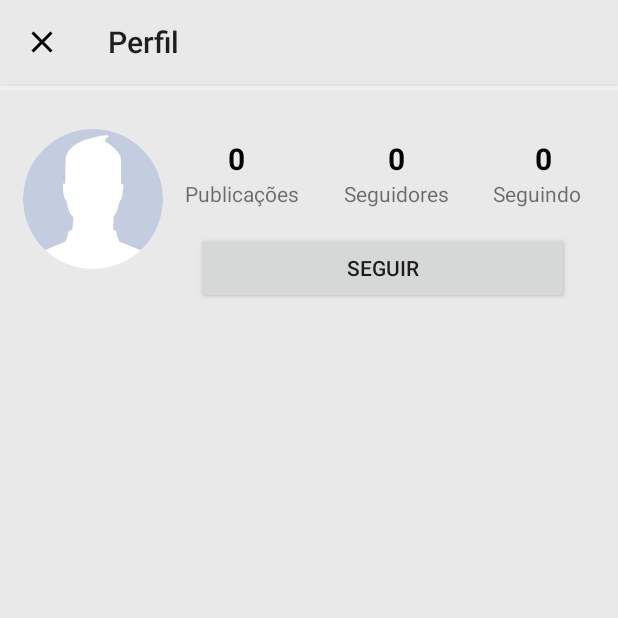
After one commit to zNyller/App-Instagram-clone, an Android app: the PerfilAmigoActivity screen opened directly, with no data from a screen before it, on a phone screen of 412 x 824 dp, the top half of it. The commit adds this screen. Run offline under Robolectric (Android 15) with nearby library versions, the phone set to English and light mode, and no system bars; our stand-ins replace CircleImageView, Firebase (no records; nobody signed in at launch, a user with empty details on screens opened directly); 2 statements that could not run were skipped.

```diff
--- /dev/null
+++ b/app/src/main/java/com/example/instagram/activity/PerfilAmigoActivity.java
@@ -0,0 +1,120 @@
+package com.example.instagram.activity;
+
+import androidx.annotation.NonNull;
+import androidx.appcompat.app.AppCompatActivity;
+import androidx.appcompat.widget.Toolbar;
+
+import android.net.Uri;
+import android.os.Bundle;
+import android.widget.Button;
+import android.widget.TextView;
+
+import com.bumptech.glide.Glide;
+import com.example.instagram.R;
+import com.example.instagram.helper.ConfigFirebase;
+import com.example.instagram.model.Usuario;
+import com.google.firebase.database.DataSnapshot;
+import com.google.firebase.database.DatabaseError;
+import com.google.firebase.database.DatabaseReference;
+import com.google.firebase.database.ValueEventListener;
+
+import java.util.Objects;
+
+import de.hdodenhof.circleimageview.CircleImageView;
+
+public class PerfilAmigoActivity extends AppCompatActivity {
+    private Usuario usuarioSelecionado;
+    private Button buttonAcaoPerfil;
+    private CircleImageView imagePerfil;
+    private TextView textPublicacoes, textSeguidores, textSeguindo;
+
+    private DatabaseReference usuariosRef;
+    private DatabaseReference usuarioAmigoRef;
+    private ValueEventListener valueEventListenerPerfilAmigo;
+
+    @Override
+    protected void onCreate(Bundle savedInstanceState) {
+        super.onCreate(savedInstanceState);
+        setContentView(R.layout.activity_perfil_amigo);
+
+        // Configs iniciais
+        usuariosRef = ConfigFirebase.getDatabase().child("usuarios");
+
+        // Inicializar componentes
+        imagePerfil = findViewById(R.id.imagePerfil);
+        textPublicacoes = findViewById(R.id.textPublicacoes);
+        textSeguidores = findViewById(R.id.textSeguidores);
+        textSeguindo = findViewById(R.id.textSeguindo);
+        buttonAcaoPerfil = findViewById(R.id.buttonAcaoPerfil);
+        buttonAcaoPerfil.setText("Seguir");
+
+        Toolbar toolbar = findViewById(R.id.toolbar);
+        toolbar.setTitle("Perfil");
+        setSupportActionBar(toolbar);
+        Objects.requireNonNull(getSupportActionBar()).setDisplayHomeAsUpEnabled(true);
+        getSupportActionBar().setHomeAsUpIndicator(R.drawable.ic_baseline_close_24);
+
+        // Recuperar usuario selecionado
+        Bundle bundle = getIntent().getExtras();
+        if ( bundle != null ){
+            usuarioSelecionado = (Usuario) bundle.getSerializable("usuarioSelecionado");
+
+            // Configura nome do usuario na Toolbar
+            getSupportActionBar().setTitle( usuarioSelecionado.getNome() );
+
+            // Recuperar foto do usuario
+            String caminhoFoto = usuarioSelecionado.getCaminhoFoto();
+            if (caminhoFoto != null){
+                Uri uri = Uri.parse(caminhoFoto);
+                Glide.with(PerfilAmigoActivity.this)
+                        .load(uri).into(imagePerfil);
+
+            }
+
+        }
+
+    }
+
+    @Override
+    protected void onStart() {
+        super.onStart();
+        recuperarDadosPerfilAmigo();
+    }
+
+    @Override
+    protected void onStop() {
+        super.onStop();
+        usuarioAmigoRef.removeEventListener(valueEventListenerPerfilAmigo);
+    }
+
+    private void recuperarDadosPerfilAmigo(){
+        usuarioAmigoRef = usuariosRef.child( usuarioSelecionado.getIdUsuario() );
+        valueEventListenerPerfilAmigo = usuarioAmigoRef.addValueEventListener(new ValueEventListener() {
+            @Override
+            public void onDataChange(@NonNull DataSnapshot snapshot) {
+                Usuario usuario = snapshot.getValue(Usuario.class);
+
+                // Configurar os valores
+                String publicacoes = String.valueOf(usuario.getPublicacoes());
+                String seguidores = String.valueOf(usuario.getSeguidores());
+                String seguindo = String.valueOf(usuario.getSeguindo());
+
+                textPublicacoes.setText(publicacoes);
+                textSeguidores.setText(seguidores);
+                textSeguindo.setText(seguindo);
+
+            }
+
+            @Override
+            public void onCancelled(@NonNull DatabaseError error) {
+
+            }
+        });
+    }
+
+    @Override
+    public boolean onSupportNavigateUp() {
+        finish();
+        return false;
+    }
+}
--- /dev/null
+++ b/app/src/main/res/layout/activity_perfil_amigo.xml
@@ -0,0 +1,16 @@
+<?xml version="1.0" encoding="utf-8"?>
+<LinearLayout xmlns:android="http://schemas.android.com/apk/res/android"
+    xmlns:app="http://schemas.android.com/apk/res-auto"
+    xmlns:tools="http://schemas.android.com/tools"
+    android:layout_width="match_parent"
+    android:layout_height="match_parent"
+    android:orientation="vertical"
+    tools:context=".activity.PerfilAmigoActivity">
+
+    <include layout="@layout/toolbar" />
+
+    <include layout="@layout/fragment_perfil" />
+
+
+
+</LinearLayout>
--- a/app/src/main/res/layout/fragment_perfil.xml
+++ b/app/src/main/res/layout/fragment_perfil.xml
@@ -9,7 +9,7 @@
     tools:context=".fragments.PerfilFragment">
 
     <de.hdodenhof.circleimageview.CircleImageView
-        android:id="@+id/profile_image"
+        android:id="@+id/imagePerfil"
         android:layout_width="96dp"
         android:layout_height="96dp"
         android:layout_marginStart="16dp"
@@ -105,7 +105,7 @@
         app:layout_constraintTop_toTopOf="parent" />
 
     <Button
-        android:id="@+id/buttonEditarPerfil"
+        android:id="@+id/buttonAcaoPerfil"
         android:layout_width="0dp"
         android:layout_height="wrap_content"
         android:layout_marginStart="16dp"
@@ -135,6 +135,6 @@
         app:layout_constraintBottom_toBottomOf="parent"
         app:layout_constraintEnd_toEndOf="parent"
         app:layout_constraintStart_toStartOf="parent"
-        app:layout_constraintTop_toBottomOf="@+id/buttonEditarPerfil" />
+        app:layout_constraintTop_toBottomOf="@+id/buttonAcaoPerfil" />
 
 </androidx.constraintlayout.widget.ConstraintLayout>
--- a/app/src/main/res/layout/toolbar.xml
+++ b/app/src/main/res/layout/toolbar.xml
@@ -1,7 +1,7 @@
 <?xml version="1.0" encoding="utf-8"?>
 <FrameLayout xmlns:android="http://schemas.android.com/apk/res/android"
     android:layout_width="match_parent"
-    android:layout_height="61dp">
+    android:layout_height="60dp">
 
     <androidx.appcompat.widget.Toolbar
         android:id="@+id/toolbar"
--- a/app/src/main/res/values/strings.xml
+++ b/app/src/main/res/values/strings.xml
@@ -6,4 +6,5 @@
     <string name="nome_usuario">Nome de usuário</string>
     <string name="e_mail">E-mail</string>
     <string name="salvar_alteracoes">Salvar alterações</string>
+    <string name="seguir">Seguir</string>
 </resources>
```
Also changed, not shown: app/src/main/AndroidManifest.xml (+5 -2 lines), app/src/main/java/com/example/instagram/fragments/PerfilFragment.java (+6 -3 lines), app/src/main/java/com/example/instagram/fragments/PesquisaFragment.java (+27 -0 lines), app/src/main/java/com/example/instagram/helper/RecyclerItemClickListener.java (added, +59 -0 lines), app/src/main/java/com/example/instagram/model/Usuario.java (+30 -0 lines).
